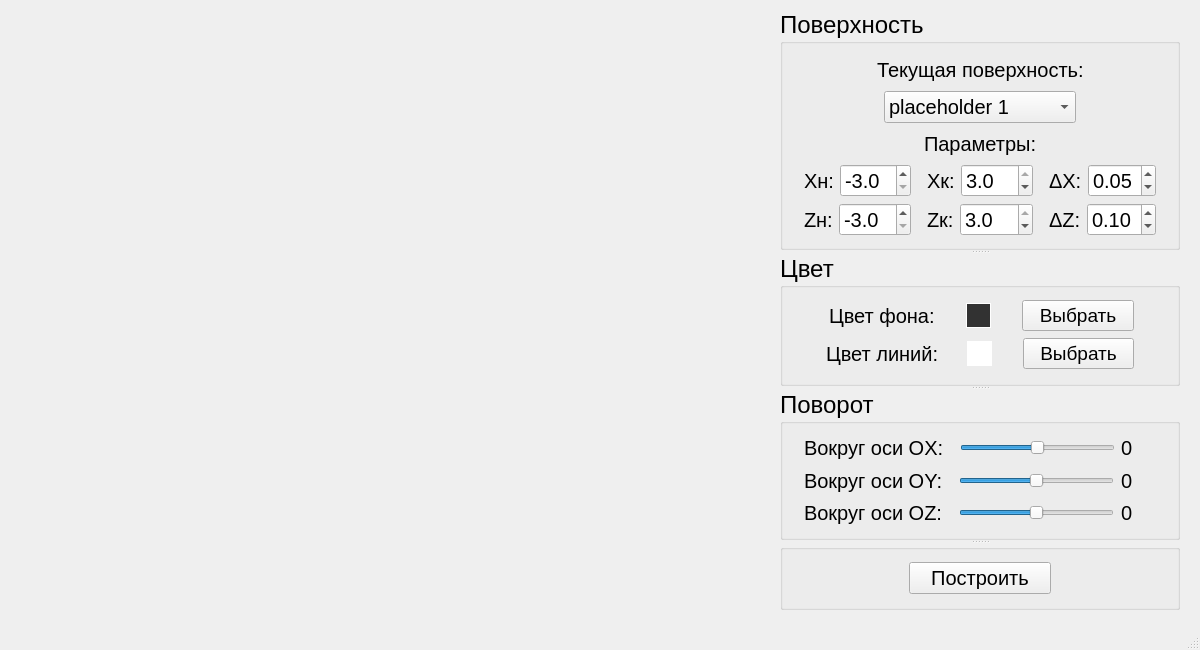
Gr1dlock/ComputerGraphics, file LR_10/LR_10/mainwindow.ui: the form before one commit.
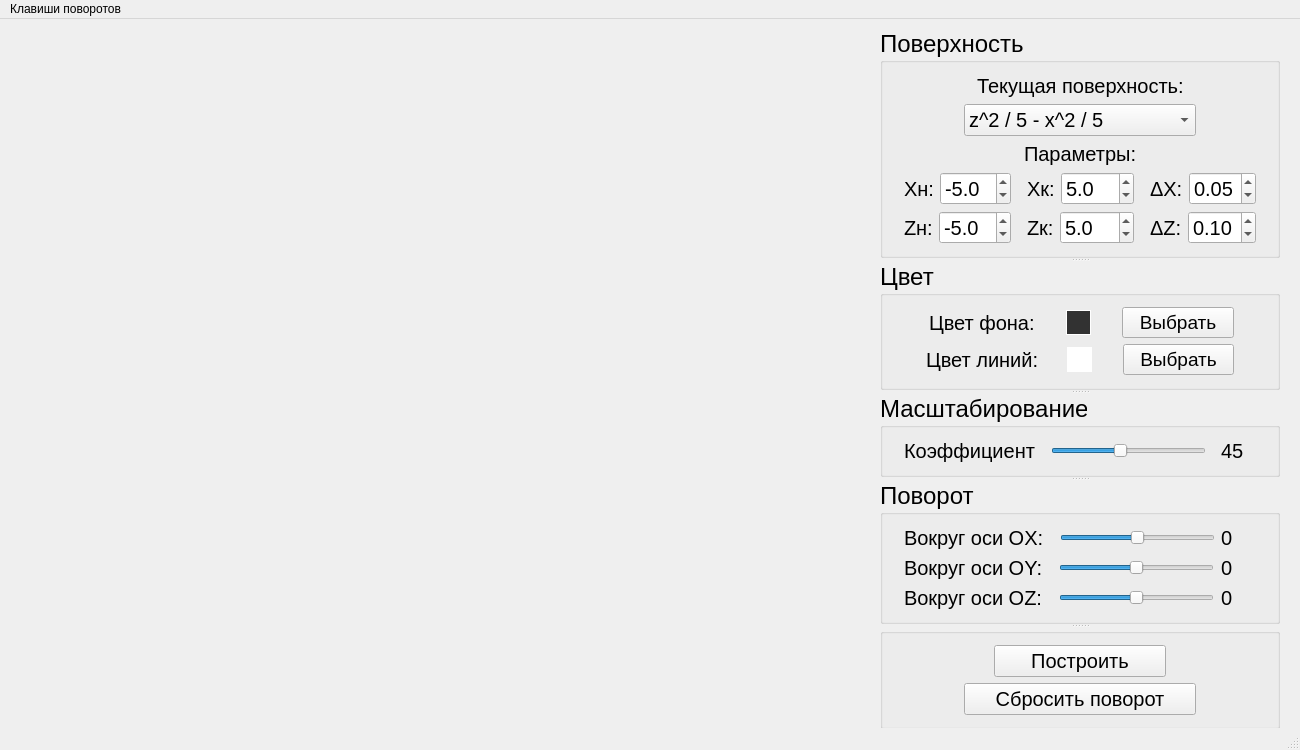
The form after the commit.

Diff of the .ui file:
```diff
--- a/LR_10/LR_10/mainwindow.ui
+++ b/LR_10/LR_10/mainwindow.ui
@@ -6,8 +6,8 @@
    <rect>
     <x>0</x>
     <y>0</y>
-    <width>1200</width>
-    <height>650</height>
+    <width>1300</width>
+    <height>750</height>
    </rect>
   </property>
   <property name="windowTitle">
@@ -17,10 +17,10 @@
    <widget class="QSplitter" name="splitter">
     <property name="geometry">
      <rect>
-      <x>780</x>
+      <x>880</x>
       <y>10</y>
       <width>400</width>
-      <height>600</height>
+      <height>700</height>
      </rect>
     </property>
     <property name="orientation">
@@ -90,7 +90,7 @@
           </property>
           <property name="sizeHint" stdset="0">
            <size>
-            <width>90</width>
+            <width>70</width>
             <height>20</height>
            </size>
           </property>
@@ -105,7 +105,7 @@
           </property>
           <item>
            <property name="text">
-            <string>placeholder 1</string>
+            <string>z^2 / 5 - x^2 / 5</string>
            </property>
           </item>
           <item>
@@ -140,7 +140,7 @@
           </property>
           <property name="sizeHint" stdset="0">
            <size>
-            <width>90</width>
+            <width>70</width>
             <height>20</height>
            </size>
           </property>
@@ -239,13 +239,13 @@
              <number>1</number>
             </property>
             <property name="minimum">
-             <double>-3.000000000000000</double>
+             <double>-10.000000000000000</double>
             </property>
             <property name="maximum">
-             <double>3.000000000000000</double>
+             <double>10.000000000000000</double>
             </property>
             <property name="value">
-             <double>-3.000000000000000</double>
+             <double>-5.000000000000000</double>
             </property>
            </widget>
           </item>
@@ -298,13 +298,13 @@
              <number>1</number>
             </property>
             <property name="minimum">
-             <double>-3.000000000000000</double>
+             <double>-10.000000000000000</double>
             </property>
             <property name="maximum">
-             <double>3.000000000000000</double>
+             <double>10.000000000000000</double>
             </property>
             <property name="value">
-             <double>3.000000000000000</double>
+             <double>5.000000000000000</double>
             </property>
            </widget>
           </item>
@@ -353,6 +353,9 @@
               <pointsize>15</pointsize>
              </font>
             </property>
+            <property name="minimum">
+             <double>0.010000000000000</double>
+            </property>
             <property name="maximum">
              <double>1.000000000000000</double>
             </property>
@@ -433,13 +436,13 @@
              <number>1</number>
             </property>
             <property name="minimum">
-             <double>-3.000000000000000</double>
+             <double>-10.000000000000000</double>
             </property>
             <property name="maximum">
-             <double>3.000000000000000</double>
+             <double>10.000000000000000</double>
             </property>
             <property name="value">
-             <double>-3.000000000000000</double>
+             <double>-5.000000000000000</double>
             </property>
            </widget>
           </item>
@@ -492,16 +495,16 @@
              <number>1</number>
             </property>
             <property name="minimum">
-             <double>-3.000000000000000</double>
+             <double>-10.000000000000000</double>
             </property>
             <property name="maximum">
-             <double>3.000000000000000</double>
+             <double>10.000000000000000</double>
             </property>
             <property name="singleStep">
              <double>1.000000000000000</double>
             </property>
             <property name="value">
-             <double>3.000000000000000</double>
+             <double>5.000000000000000</double>
             </property>
            </widget>
           </item>
@@ -550,8 +553,11 @@
               <pointsize>15</pointsize>
              </font>
             </property>
+            <property name="minimum">
+             <double>0.010000000000000</double>
+            </property>
             <property name="maximum">
-             <double>5.000000000000000</double>
+             <double>1.000000000000000</double>
             </property>
             <property name="singleStep">
              <double>0.050000000000000</double>
@@ -1737,6 +1743,167 @@
       </item>
      </layout>
     </widget>
+    <widget class="QGroupBox" name="groupBox_5">
+     <property name="font">
+      <font>
+       <pointsize>18</pointsize>
+      </font>
+     </property>
+     <property name="title">
+      <string>Масштабирование</string>
+     </property>
+     <layout class="QVBoxLayout" name="verticalLayout_5">
+      <item>
+       <layout class="QHBoxLayout" name="horizontalLayout_19">
+        <item>
+         <spacer name="horizontalSpacer_39">
+          <property name="orientation">
+           <enum>Qt::Horizontal</enum>
+          </property>
+          <property name="sizeType">
+           <enum>QSizePolicy::Fixed</enum>
+          </property>
+          <property name="sizeHint" stdset="0">
+           <size>
+            <width>10</width>
+            <height>20</height>
+           </size>
+          </property>
+         </spacer>
+        </item>
+        <item>
+         <widget class="QLabel" name="label_14">
+          <property name="sizePolicy">
+           <sizepolicy hsizetype="Fixed" vsizetype="Preferred">
+            <horstretch>0</horstretch>
+            <verstretch>0</verstretch>
+           </sizepolicy>
+          </property>
+          <property name="font">
+           <font>
+            <pointsize>15</pointsize>
+           </font>
+          </property>
+          <property name="text">
+           <string>Коэффициент</string>
+          </property>
+         </widget>
+        </item>
+        <item>
+         <spacer name="horizontalSpacer_40">
+          <property name="orientation">
+           <enum>Qt::Horizontal</enum>
+          </property>
+          <property name="sizeType">
+           <enum>QSizePolicy::Fixed</enum>
+          </property>
+          <property name="sizeHint" stdset="0">
+           <size>
+            <width>10</width>
+            <height>20</height>
+           </size>
+          </property>
+         </spacer>
+        </item>
+        <item>
+         <widget class="QSlider" name="sliderK">
+          <property name="sizePolicy">
+           <sizepolicy hsizetype="Fixed" vsizetype="Fixed">
+            <horstretch>0</horstretch>
+            <verstretch>0</verstretch>
+           </sizepolicy>
+          </property>
+          <property name="minimumSize">
+           <size>
+            <width>155</width>
+            <height>0</height>
+           </size>
+          </property>
+          <property name="font">
+           <font>
+            <pointsize>15</pointsize>
+           </font>
+          </property>
+          <property name="minimum">
+           <number>1</number>
+          </property>
+          <property name="maximum">
+           <number>100</number>
+          </property>
+          <property name="value">
+           <number>45</number>
+          </property>
+          <property name="orientation">
+           <enum>Qt::Horizontal</enum>
+          </property>
+          <property name="tickPosition">
+           <enum>QSlider::NoTicks</enum>
+          </property>
+          <property name="tickInterval">
+           <number>10</number>
+          </property>
+         </widget>
+        </item>
+        <item>
+         <spacer name="horizontalSpacer_41">
+          <property name="orientation">
+           <enum>Qt::Horizontal</enum>
+          </property>
+          <property name="sizeType">
+           <enum>QSizePolicy::Fixed</enum>
+          </property>
+          <property name="sizeHint" stdset="0">
+           <size>
+            <width>10</width>
+            <height>20</height>
+           </size>
+          </property>
+         </spacer>
+        </item>
+        <item>
+         <widget class="QLabel" name="tetaXLabel_2">
+          <property name="sizePolicy">
+           <sizepolicy hsizetype="Fixed" vsizetype="Preferred">
+            <horstretch>0</horstretch>
+            <verstretch>0</verstretch>
+           </sizepolicy>
+          </property>
+          <property name="minimumSize">
+           <size>
+            <width>35</width>
+            <height>0</height>
+           </size>
+          </property>
+          <property name="font">
+           <font>
+            <pointsize>15</pointsize>
+           </font>
+          </property>
+          <property name="text">
+           <string>45</string>
+          </property>
+         </widget>
+        </item>
+        <item>
+         <spacer name="horizontalSpacer_42">
+          <property name="orientation">
+           <enum>Qt::Horizontal</enum>
+          </property>
+          <property name="sizeType">
+           <enum>QSizePolicy::Fixed</enum>
+          </property>
+          <property name="sizeHint" stdset="0">
+           <size>
+            <width>10</width>
+            <height>20</height>
+           </size>
+          </property>
+         </spacer>
+        </item>
+       </layout>
+      </item>
+     </layout>
+    </widget>
     <widget class="QGroupBox" name="groupBox_3">
      <property name="font">
       <font>
@@ -2111,10 +2278,10 @@
            </font>
           </property>
           <property name="minimum">
-           <number>-180</number>
+           <number>-45</number>
           </property>
           <property name="maximum">
-           <number>180</number>
+           <number>45</number>
           </property>
           <property name="orientation">
            <enum>Qt::Horizontal</enum>
@@ -2213,7 +2380,7 @@
           </property>
           <property name="sizeHint" stdset="0">
            <size>
-            <width>115</width>
+            <width>100</width>
             <height>20</height>
            </size>
           </property>
@@ -2241,7 +2408,55 @@
           </property>
           <property name="sizeHint" stdset="0">
            <size>
-            <width>115</width>
+            <width>100</width>
+            <height>20</height>
+           </size>
+          </property>
+         </spacer>
+        </item>
+       </layout>
+      </item>
+      <item>
+       <layout class="QHBoxLayout" name="horizontalLayout_18">
+        <item>
+         <spacer name="horizontalSpacer_37">
+          <property name="orientation">
+           <enum>Qt::Horizontal</enum>
+          </property>
+          <property name="sizeType">
+           <enum>QSizePolicy::Fixed</enum>
+          </property>
+          <property name="sizeHint" stdset="0">
+           <size>
+            <width>70</width>
+            <height>20</height>
+           </size>
+          </property>
+         </spacer>
+        </item>
+        <item>
+         <widget class="QPushButton" name="resetButton">
+          <property name="font">
+           <font>
+            <pointsize>15</pointsize>
+           </font>
+          </property>
+          <property name="text">
+           <string>Сбросить поворот</string>
+          </property>
+         </widget>
+        </item>
+        <item>
+         <spacer name="horizontalSpacer_38">
+          <property name="orientation">
+           <enum>Qt::Horizontal</enum>
+          </property>
+          <property name="sizeType">
+           <enum>QSizePolicy::Fixed</enum>
+          </property>
+          <property name="sizeHint" stdset="0">
+           <size>
+            <width>70</width>
             <height>20</height>
            </size>
           </property>
@@ -2254,6 +2469,28 @@
    </widget>
   </widget>
   <widget class="QStatusBar" name="statusBar"/>
+  <widget class="QMenuBar" name="menuBar">
+   <property name="geometry">
+    <rect>
+     <x>0</x>
+     <y>0</y>
+     <width>1300</width>
+     <height>22</height>
+    </rect>
+   </property>
+   <widget class="QMenu" name="menu">
+    <property name="title">
+     <string>Клавиши поворотов</string>
+    </property>
+    <addaction name="action"/>
+   </widget>
+   <addaction name="menu"/>
+  </widget>
+  <action name="action">
+   <property name="text">
+    <string>Инструкция</string>
+   </property>
+  </action>
  </widget>
  <layoutdefault spacing="6" margin="11"/>
  <resources/>
```
Left out of the diff: 48 changed lines with no effect on the pictures.
